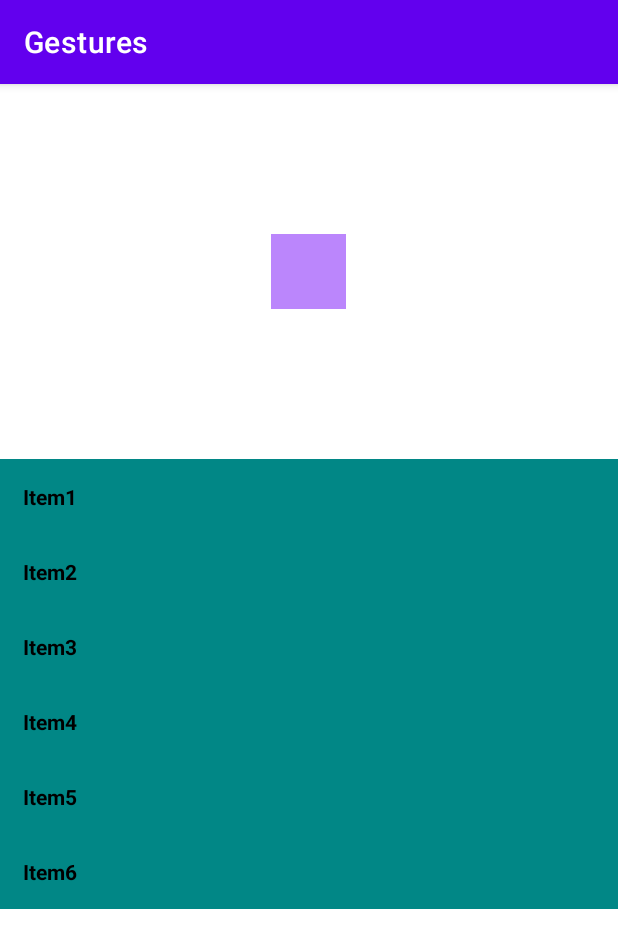
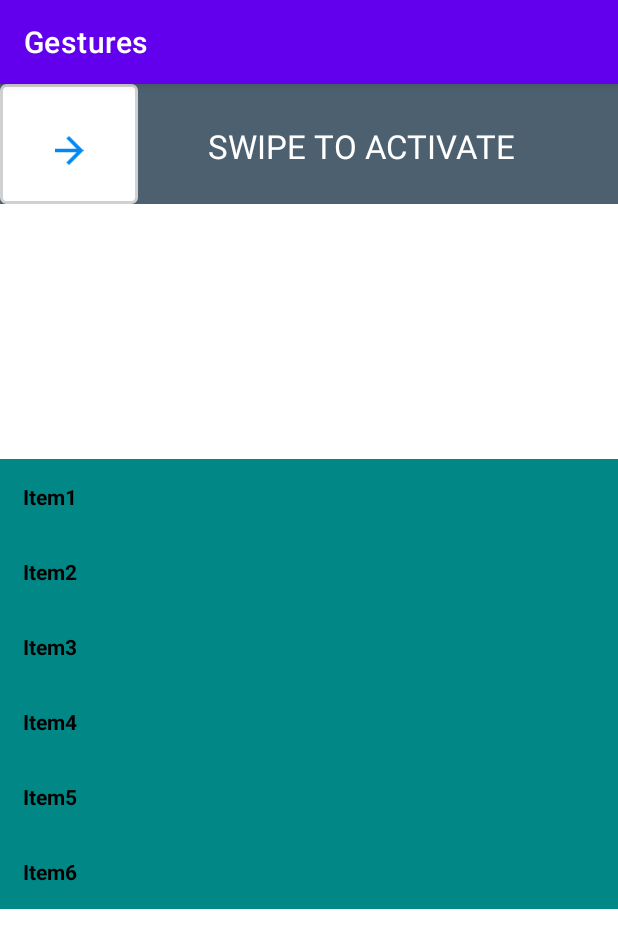
Before and after one commit to BrandonQuintanilla/GesturesViewsExamples, an Android app: the screen it shows after launch (MainActivity), on a phone screen of 412 x 824 dp. Shown: the top 948 px of the screen. Run offline under Robolectric (Android 15) with nearby library versions, the phone set to English and light mode, and no system bars.

Commit message:
ADD SwipeButton impl

```diff
--- /dev/null
+++ b/app/src/main/java/com/experimental/gestures/SwipeButton.kt
@@ -0,0 +1,507 @@
+package com.experimental.gestures
+
+import android.animation.*
+import android.annotation.SuppressLint
+import android.annotation.TargetApi
+import android.content.Context
+import android.graphics.Color
+import android.graphics.drawable.Drawable
+import android.util.AttributeSet
+import android.util.Log
+import android.view.Gravity
+import android.view.MotionEvent
+import android.view.View
+import android.view.ViewGroup
+import android.view.animation.AccelerateDecelerateInterpolator
+import android.widget.ImageView
+import android.widget.LinearLayout
+import android.widget.RelativeLayout
+import android.widget.TextView
+import androidx.core.content.ContextCompat
+
+/**
+ * Created by Brandon Quintanilla on Feb/23/2023
+ */
+interface OnStateChangeListener {
+    fun onStateChange(active: Boolean)
+}
+
+interface OnActiveListener {
+    fun onActive()
+}
+
+class SwipeButton : RelativeLayout {
+    private var swipeButtonInner: ImageView? = null
+    private var initialX = 0f
+    var isActive = false
+        private set
+    private var centerText: TextView? = null
+    private var background: ViewGroup? = null
+    private var disabledDrawable: Drawable? = null
+    private var enabledDrawable: Drawable? = null
+    private var onStateChangeListener: OnStateChangeListener? = null
+    private var onActiveListener: OnActiveListener? = null
+    private var collapsedWidth = 0
+    private var collapsedHeight = 0
+    private var layer: LinearLayout? = null
+    private var trailEnabled = false
+    private var hasActivationState = false
+    private var buttonLeftPadding = 0f
+    private var buttonTopPadding = 0f
+    private var buttonRightPadding = 0f
+    private var buttonBottomPadding = 0f
+
+    constructor(context: Context) : super(context) {
+        init(context, null, -1, -1)
+    }
+
+    constructor(
+        context: Context,
+        attrs: AttributeSet?
+    ) : super(context, attrs) {
+        init(context, attrs, -1, -1)
+    }
+
+    constructor(
+        context: Context,
+        attrs: AttributeSet?,
+        defStyleAttr: Int
+    ) : super(context, attrs, defStyleAttr) {
+        init(context, attrs, defStyleAttr, -1)
+    }
+
+    @TargetApi(21)
+    constructor(
+        context: Context,
+        attrs: AttributeSet?,
+        defStyleAttr: Int,
+        defStyleRes: Int
+    ) : super(context, attrs, defStyleAttr, defStyleRes) {
+        init(context, attrs, defStyleAttr, defStyleRes)
+    }
+
+    fun setText(text: String?) {
+        centerText!!.text = text
+    }
+
+    override fun setBackground(drawable: Drawable) {
+        background!!.background = drawable
+    }
+
+    fun setSlidingButtonBackground(drawable: Drawable?) {
+        background!!.background = drawable
+    }
+
+    fun setDisabledDrawable(drawable: Drawable?) {
+        disabledDrawable = drawable
+        if (!isActive) {
+            swipeButtonInner!!.setImageDrawable(drawable)
+        }
+    }
+
+    fun setButtonBackground(buttonBackground: Drawable?) {
+        if (buttonBackground != null) {
+            swipeButtonInner!!.background = buttonBackground
+        }
+    }
+
+    fun setEnabledDrawable(drawable: Drawable?) {
+        enabledDrawable = drawable
+        if (isActive) {
+            swipeButtonInner!!.setImageDrawable(drawable)
+        }
+    }
+
+    fun setOnStateChangeListener(onStateChangeListener: OnStateChangeListener?) {
+        this.onStateChangeListener = onStateChangeListener
+    }
+
+    fun setOnActiveListener(onActiveListener: OnActiveListener?) {
+        this.onActiveListener = onActiveListener
+    }
+
+    fun setInnerTextPadding(left: Int, top: Int, right: Int, bottom: Int) {
+        centerText!!.setPadding(left, top, right, bottom)
+    }
+
+    fun setSwipeButtonPadding(left: Int, top: Int, right: Int, bottom: Int) {
+        swipeButtonInner!!.setPadding(left, top, right, bottom)
+    }
+
+    fun setHasActivationState(hasActivationState: Boolean) {
+        this.hasActivationState = hasActivationState
+    }
+
+    private fun init(
+        context: Context,
+        attrs: AttributeSet?,
+        defStyleAttr: Int,
+        defStyleRes: Int
+    ) {
+        hasActivationState = true
+        background = RelativeLayout(context)
+        val layoutParamsView = LayoutParams(
+            ViewGroup.LayoutParams.MATCH_PARENT,
+            ViewGroup.LayoutParams.WRAP_CONTENT
+        )
+        layoutParamsView.addRule(CENTER_IN_PARENT, TRUE)
+        addView(background, layoutParamsView)
+        val centerText = TextView(context)
+        this.centerText = centerText
+        centerText.gravity = Gravity.CENTER
+        val layoutParams = LayoutParams(
+            ViewGroup.LayoutParams.WRAP_CONTENT,
+            ViewGroup.LayoutParams.WRAP_CONTENT
+        )
+        layoutParams.addRule(CENTER_IN_PARENT, TRUE)
+        background!!.addView(centerText, layoutParams)
+        val swipeButton = ImageView(context)
+        swipeButtonInner = swipeButton
+        if (attrs != null && defStyleAttr == -1 && defStyleRes == -1) {
+            val typedArray = context.obtainStyledAttributes(
+                attrs, R.styleable.SwipeButton,
+                defStyleAttr, defStyleRes
+            )
+            collapsedWidth = typedArray.getDimension(
+                R.styleable.SwipeButton_button_image_width,
+                ViewGroup.LayoutParams.WRAP_CONTENT.toFloat()
+            ).toInt()
+            collapsedHeight = typedArray.getDimension(
+                R.styleable.SwipeButton_button_image_height,
+                ViewGroup.LayoutParams.WRAP_CONTENT.toFloat()
+            ).toInt()
+            trailEnabled = typedArray.getBoolean(
+                R.styleable.SwipeButton_button_trail_enabled,
+                false
+            )
+            val trailingDrawable =
+                typedArray.getDrawable(R.styleable.SwipeButton_button_trail_drawable)
+            val backgroundDrawable =
+                typedArray.getDrawable(R.styleable.SwipeButton_inner_text_background)
+            if (backgroundDrawable != null) {
+                background!!.setBackground(backgroundDrawable)
+            } else {
+                background!!.setBackground(
+                    ContextCompat.getDrawable(
+                        context,
+                        R.drawable.shape_rounded
+                    )
+                )
+            }
+            if (trailEnabled) {
+                layer = LinearLayout(context)
+                if (trailingDrawable != null) {
+                    layer!!.background = trailingDrawable
+                } else {
+                    layer!!.background =
+                        typedArray.getDrawable(R.styleable.SwipeButton_button_background)
+                }
+                layer!!.gravity = Gravity.START
+                layer!!.visibility = View.GONE
+                background!!.addView(layer, layoutParamsView)
+            }
+            centerText.text = typedArray.getText(R.styleable.SwipeButton_inner_text)
+            centerText.setTextColor(
+                typedArray.getColor(
+                    R.styleable.SwipeButton_inner_text_color,
+                    Color.WHITE
+                )
+            )
+            val textSize = converPixelsToSp(
+                typedArray.getDimension(R.styleable.SwipeButton_inner_text_size, 0f), context
+            )
+            if (textSize != 0f) {
+                centerText.textSize = textSize
+            } else {
+                centerText.textSize = 12f
+            }
+            disabledDrawable = typedArray.getDrawable(R.styleable.SwipeButton_button_image_disabled)
+            enabledDrawable = typedArray.getDrawable(R.styleable.SwipeButton_button_image_enabled)
+            val innerTextLeftPadding = typedArray.getDimension(
+                R.styleable.SwipeButton_inner_text_left_padding, 0f
+            )
+            val innerTextTopPadding = typedArray.getDimension(
+                R.styleable.SwipeButton_inner_text_top_padding, 0f
+            )
+            val innerTextRightPadding = typedArray.getDimension(
+                R.styleable.SwipeButton_inner_text_right_padding, 0f
+            )
+            val innerTextBottomPadding = typedArray.getDimension(
+                R.styleable.SwipeButton_inner_text_bottom_padding, 0f
+            )
+            val initialState = typedArray.getInt(
+                R.styleable.SwipeButton_initial_state,
+                DISABLED
+            )
+            if (initialState == ENABLED) {
+                val layoutParamsButton = LayoutParams(
+                    ViewGroup.LayoutParams.MATCH_PARENT,
+                    ViewGroup.LayoutParams.WRAP_CONTENT
+                )
+                layoutParamsButton.addRule(ALIGN_PARENT_LEFT, TRUE)
+                layoutParamsButton.addRule(CENTER_VERTICAL, TRUE)
+                swipeButtonInner!!.setImageDrawable(enabledDrawable)
+                addView(swipeButtonInner, layoutParamsButton)
+                isActive = true
+            } else {
+                val layoutParamsButton =
+                    LayoutParams(collapsedWidth, collapsedHeight)
+                layoutParamsButton.addRule(ALIGN_PARENT_LEFT, TRUE)
+                layoutParamsButton.addRule(CENTER_VERTICAL, TRUE)
+                swipeButtonInner!!.setImageDrawable(disabledDrawable)
+                addView(swipeButtonInner, layoutParamsButton)
+                isActive = false
+            }
+            centerText.setPadding(
+                innerTextLeftPadding.toInt(),
+                innerTextTopPadding.toInt(),
+                innerTextRightPadding.toInt(),
+                innerTextBottomPadding.toInt()
+            )
+            val buttonBackground =
+                typedArray.getDrawable(R.styleable.SwipeButton_button_background)
+            if (buttonBackground != null) {
+                swipeButtonInner!!.background = buttonBackground
+            } else {
+                swipeButtonInner!!.background = ContextCompat.getDrawable(
+                    context,
+                    R.drawable.shape_button
+                )
+            }
+            buttonLeftPadding =
+                typedArray.getDimension(R.styleable.SwipeButton_button_left_padding, 0f)
+            buttonTopPadding =
+                typedArray.getDimension(R.styleable.SwipeButton_button_top_padding, 0f)
+            buttonRightPadding =
+                typedArray.getDimension(R.styleable.SwipeButton_button_right_padding, 0f)
+            buttonBottomPadding =
+                typedArray.getDimension(R.styleable.SwipeButton_button_bottom_padding, 0f)
+            swipeButtonInner!!.setPadding(
+                buttonLeftPadding.toInt(),
+                buttonTopPadding.toInt(),
+                buttonRightPadding.toInt(),
+                buttonBottomPadding.toInt()
+            )
+            hasActivationState =
+                typedArray.getBoolean(R.styleable.SwipeButton_has_activate_state, true)
+            typedArray.recycle()
+        }
+        setOnTouchListener(buttonTouchListener)
+    }
+
+    private val buttonTouchListener: OnTouchListener
+        get() = object : OnTouchListener {
+            override fun onTouch(v: View, event: MotionEvent): Boolean {
+                when (event.action) {
+                    MotionEvent.ACTION_DOWN -> return !isTouchOutsideInitialPosition(
+                        event,
+                        swipeButtonInner!!
+                    )
+                    MotionEvent.ACTION_MOVE -> {
+
+                        Log.i(
+                            "SWIPE_BUTTON",
+                            "onTouch: swipeButtonInner!!.x ${swipeButtonInner!!.x} width:$width  swipeButtonInner!!.width ${swipeButtonInner!!.width}"
+                        )
+                        if (initialX == 0f) {
+                            initialX = swipeButtonInner!!.x
+                        }
+                        if (event.x > swipeButtonInner!!.width / 2 &&
+                            event.x + swipeButtonInner!!.width / 2 < width
+                        ) {
+                            swipeButtonInner!!.x = event.x - swipeButtonInner!!.width / 2
+                            centerText!!.alpha =
+                                1 - 1.3f * (swipeButtonInner!!.x + swipeButtonInner!!.width) / width
+                            setTrailingEffect()
+                        }
+                        if (event.x + swipeButtonInner!!.width / 2 > width &&
+                            swipeButtonInner!!.x + swipeButtonInner!!.width / 2 < width
+                        ) {
+                            swipeButtonInner!!.x = width - swipeButtonInner!!.width.toFloat()
+                        }
+                        if (event.x < swipeButtonInner!!.width / 2) {
+                            swipeButtonInner!!.x = 0f
+                        }
+                        return true
+                    }
+                    MotionEvent.ACTION_UP -> {
+                        if (isActive) {
+                            collapseButton()
+                        } else {
+                            if (swipeButtonInner!!.x + swipeButtonInner!!.width > width * 0.9) {
+                                if (hasActivationState) {
+                                    expandButton()
+                                } else if (onActiveListener != null) {
+                                    onActiveListener!!.onActive()
+                                    moveButtonBack()
+                                }
+                            } else {
+                                moveButtonBack()
+                            }
+                        }
+                        return true
+                    }
+                }
+                return false
+            }
+        }
+
+    private fun expandButton() {
+        val positionAnimator = ValueAnimator.ofFloat(swipeButtonInner!!.x, 0f)
+        positionAnimator.addUpdateListener {
+            val x = positionAnimator.animatedValue as Float
+            swipeButtonInner!!.x = x
+        }
+        val widthAnimator = ValueAnimator.ofInt(
+            swipeButtonInner!!.width,
+            width
+        )
+        widthAnimator.addUpdateListener {
+            val params = swipeButtonInner!!.layoutParams
+            params.width = (widthAnimator.animatedValue as Int)
+            swipeButtonInner!!.layoutParams = params
+        }
+        val animatorSet = AnimatorSet()
+        animatorSet.addListener(object : AnimatorListenerAdapter() {
+            override fun onAnimationEnd(animation: Animator) {
+                super.onAnimationEnd(animation)
+                isActive = true
+                swipeButtonInner!!.setImageDrawable(enabledDrawable)
+                if (onStateChangeListener != null) {
+                    onStateChangeListener!!.onStateChange(isActive)
+                }
+                if (onActiveListener != null) {
+                    onActiveListener!!.onActive()
+                }
+            }
+        })
+        animatorSet.playTogether(positionAnimator, widthAnimator)
+        animatorSet.start()
+    }
+
+    @SuppressLint("ObjectAnimatorBinding")
+    private fun moveButtonBack() {
+        val positionAnimator = ValueAnimator.ofFloat(swipeButtonInner!!.x, 0f)
+        positionAnimator.interpolator = AccelerateDecelerateInterpolator()
+        positionAnimator.addUpdateListener {
+            val x = positionAnimator.animatedValue as Float
+            swipeButtonInner!!.x = x
+            setTrailingEffect()
+        }
+        positionAnimator.addListener(object : AnimatorListenerAdapter() {
+            override fun onAnimationEnd(animation: Animator) {
+                super.onAnimationEnd(animation)
+                if (layer != null) {
+                    layer!!.visibility = View.GONE
+                }
+            }
+        })
+        val objectAnimator = ObjectAnimator.ofFloat(centerText, "alpha", 1f)
+        positionAnimator.duration = 200
+        val animatorSet = AnimatorSet()
+        animatorSet.playTogether(objectAnimator, positionAnimator)
+        animatorSet.start()
+    }
+
+    @SuppressLint("ObjectAnimatorBinding")
+    private fun collapseButton() {
+        val finalWidth: Int
+        finalWidth = if (collapsedWidth == ViewGroup.LayoutParams.WRAP_CONTENT) {
+            swipeButtonInner!!.height
+        } else {
+            collapsedWidth
+        }
+        val widthAnimator =
+            ValueAnimator.ofInt(swipeButtonInner!!.width, finalWidth)
+        widthAnimator.addUpdateListener {
+            val params = swipeButtonInner!!.layoutParams
+            params.width = (widthAnimator.animatedValue as Int)
+            swipeButtonInner!!.layoutParams = params
+            setTrailingEffect()
+        }
+        widthAnimator.addListener(object : AnimatorListenerAdapter() {
+            override fun onAnimationEnd(animation: Animator) {
+                super.onAnimationEnd(animation)
+                isActive = false
+                swipeButtonInner!!.setImageDrawable(disabledDrawable)
+                if (onStateChangeListener != null) {
+                    onStateChangeListener!!.onStateChange(isActive)
+                }
+                if (layer != null) {
+                    layer!!.visibility = View.GONE
+                }
+            }
+        })
+        val objectAnimator = ObjectAnimator.ofFloat(centerText, "alpha", 1f)
+        val animatorSet = AnimatorSet()
+        animatorSet.playTogether(objectAnimator, widthAnimator)
+        animatorSet.start()
+    }
+
+    fun setEnabledStateNotAnimated() {
+        swipeButtonInner!!.x = 0f
+        val params = swipeButtonInner!!.layoutParams
+        params.width = ViewGroup.LayoutParams.MATCH_PARENT
+        swipeButtonInner!!.layoutParams = params
+        swipeButtonInner!!.setImageDrawable(enabledDrawable)
+        isActive = true
+        centerText!!.alpha = 0f
+    }
+
+    fun setDisabledStateNotAnimated() {
+        val params = swipeButtonInner!!.layoutParams
+        params.width = ViewGroup.LayoutParams.WRAP_CONTENT
+        collapsedWidth = ViewGroup.LayoutParams.WRAP_CONTENT
+        swipeButtonInner!!.setImageDrawable(disabledDrawable)
+        isActive = false
+        centerText!!.alpha = 1f
+        swipeButtonInner!!.setPadding(
+            buttonLeftPadding.toInt(),
+            buttonTopPadding.toInt(),
+            buttonRightPadding.toInt(),
+            buttonBottomPadding.toInt()
+        )
+        swipeButtonInner!!.layoutParams = params
+    }
+
+    private fun setTrailingEffect() {
+        if (trailEnabled) {
+            layer!!.visibility = View.VISIBLE
+            layer!!.layoutParams = LayoutParams(
+                (swipeButtonInner!!.x + swipeButtonInner!!.width / 3).toInt(),
+                centerText!!.height
+            )
+        }
+    }
+
+    fun setTrailBackground(trailingDrawable: Drawable) {
+        if (trailEnabled) {
+            layer!!.background = trailingDrawable
+        }
+    }
+
+    fun toggleState() {
+        if (isActive) {
+            collapseButton()
+        } else {
+            expandButton()
+        }
+    }
+
+    fun setCenterTextColor(context: Context, color: Int) {
+        centerText!!.setTextColor(context.resources.getColor(color))
+    }
+
+    companion object {
+        private const val ENABLED = 0
+        private const val DISABLED = 1
+    }
+}
+
+fun converPixelsToSp(px: Float, context: Context): Float {
+    return px / context.resources.displayMetrics.scaledDensity
+}
+
+fun isTouchOutsideInitialPosition(event: MotionEvent, view: View): Boolean {
+    return event.x > view.x + view.width
+}
--- /dev/null
+++ b/app/src/main/res/drawable/shape_button.xml
@@ -0,0 +1,9 @@
+<?xml version="1.0" encoding="utf-8"?>
+<selector xmlns:android="http://schemas.android.com/apk/res/android">
+    <item android:state_pressed="false" android:state_selected="false">
+        <shape android:shape="rectangle">
+            <corners android:radius="50dp" />
+            <solid android:color="@android:color/white" />
+        </shape>
+    </item>
+</selector>
--- /dev/null
+++ b/app/src/main/res/drawable/shape_button_squared.xml
@@ -0,0 +1,12 @@
+<?xml version="1.0" encoding="utf-8"?>
+<selector xmlns:android="http://schemas.android.com/apk/res/android">
+    <item android:state_pressed="false" android:state_selected="false">
+        <shape android:shape="rectangle">
+            <corners android:radius="3dp"/>
+            <solid android:color="#FFF" />
+            <stroke
+                android:width="2dp"
+                android:color="#D0D0D0"/>
+        </shape>
+    </item>
+</selector>
--- /dev/null
+++ b/app/src/main/res/drawable/shape_rounded.xml
@@ -0,0 +1,9 @@
+<?xml version="1.0" encoding="utf-8"?>
+<selector xmlns:android="http://schemas.android.com/apk/res/android">
+    <item android:state_pressed="false" android:state_selected="false">
+        <shape android:shape="rectangle">
+            <corners android:radius="150dp" />
+            <solid android:color="#4D6070" />
+        </shape>
+    </item>
+</selector>
--- /dev/null
+++ b/app/src/main/res/drawable/shape_squared.xml
@@ -0,0 +1,8 @@
+<?xml version="1.0" encoding="utf-8"?>
+<selector xmlns:android="http://schemas.android.com/apk/res/android">
+    <item android:state_pressed="false" android:state_selected="false">
+        <shape android:shape="rectangle">
+            <solid android:color="#4D6070" />
+        </shape>
+    </item>
+</selector>
--- /dev/null
+++ b/app/src/main/res/drawable/swipe_btn_arrow.xml
@@ -0,0 +1,9 @@
+<vector xmlns:android="http://schemas.android.com/apk/res/android"
+    android:height="40dp"
+    android:viewportHeight="20"
+    android:viewportWidth="20"
+    android:width="40dp">
+    <path
+        android:fillColor="#0089F6"
+        android:pathData="M10,0L8.238,1.763L15.212,8.75H0V11.25H15.212L8.238,18.237L10,20L20,10L10,0Z" />
+</vector>
--- a/app/src/main/res/layout/activity_main.xml
+++ b/app/src/main/res/layout/activity_main.xml
@@ -14,13 +14,36 @@
         app:layout_constraintStart_toStartOf="parent"
         app:layout_constraintTop_toTopOf="parent">
 
+        <com.experimental.gestures.SwipeButton
+            android:id="@+id/seekbar_button_status_1"
+            android:layout_width="match_parent"
+            android:layout_height="80dp"
+            android:layout_marginBottom="-2dp"
+            app:button_background="@drawable/shape_button_squared"
+            app:button_bottom_padding="26dp"
+            app:button_image_disabled="@drawable/swipe_btn_arrow"
+            app:button_image_enabled="@drawable/swipe_btn_arrow"
+            app:button_left_padding="26dp"
+            app:button_right_padding="26dp"
+            app:button_top_padding="35dp"
+            app:button_trail_enabled="true"
+            app:has_activate_state="true"
+            app:initial_state="disabled"
+            app:inner_text="SWIPE TO ACTIVATE"
+            app:inner_text_background="@drawable/shape_squared"
+            app:inner_text_bottom_padding="27dp"
+            app:inner_text_color="@android:color/white"
+            app:inner_text_left_padding="70dp"
+            app:inner_text_size="22sp"
+            app:inner_text_top_padding="27dp" />
+        <!--
         <com.experimental.gestures.DraggableBouncingView
             android:id="@+id/drag_view"
             android:layout_width="50dp"
             android:layout_height="50dp"
             android:layout_gravity="center"
             android:background="@color/purple_200" />
-        <!--
+
                 <com.experimental.gestures.DraggableView
                     android:id="@+id/drag_view"
                     android:layout_width="50dp"
```
Also changed, not shown: app/src/main/res/values/attrs.xml (added, +30 -0 lines).
